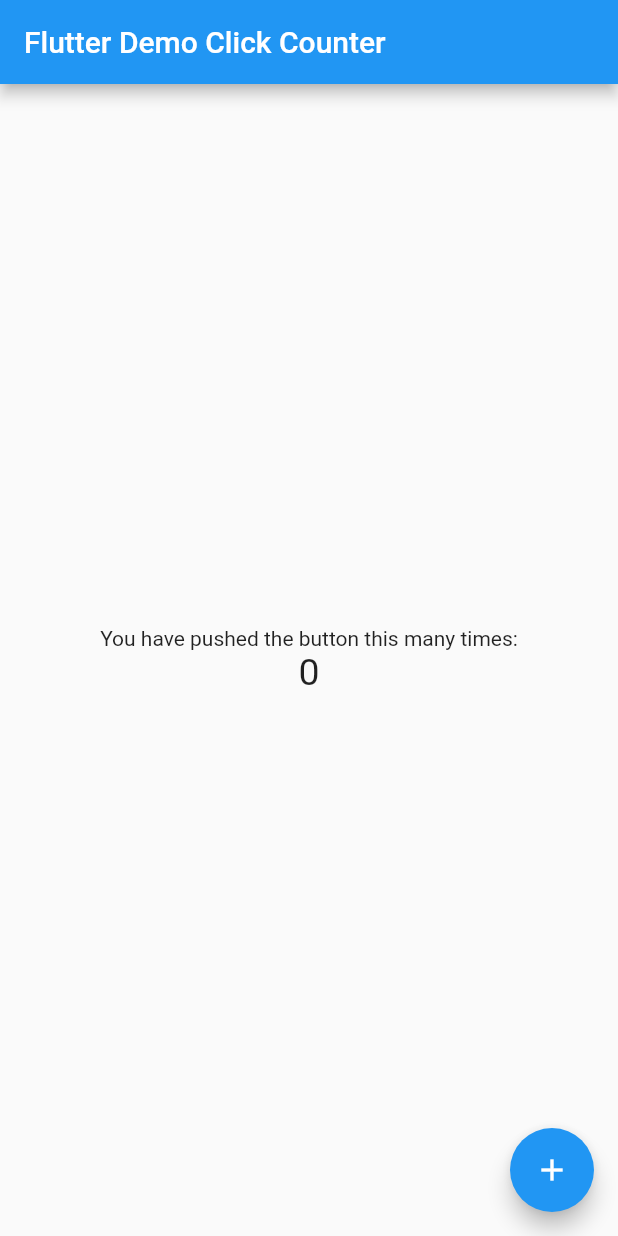
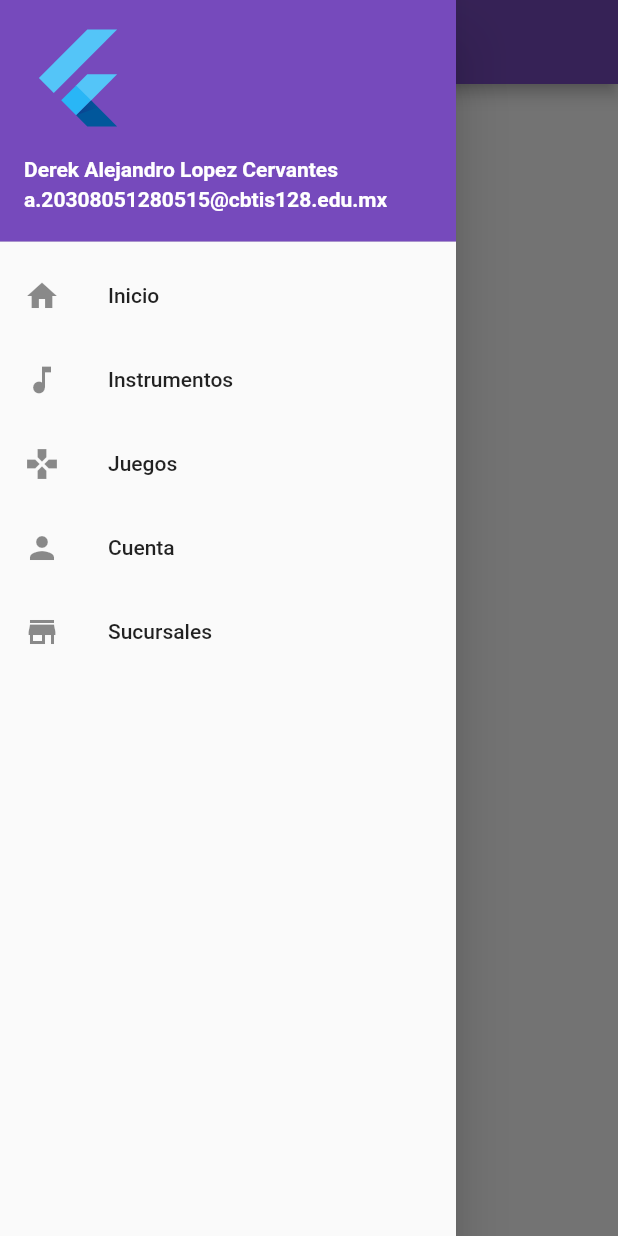
Before and after one commit to DerekAlejandroLopezCervantes/DrawerFlutlab, a Flutter app: the screen it shows after launch, with the side drawer open (before the commit the screen has no drawer), on a phone screen of 412 x 824 dp. Run offline on Flutter 3.47's test engine with Material 2 defaults, Android fonts, the phone set to English and light mode, and no system bars.

Commit message:
Update main.dart

```diff
--- a/lib/main.dart
+++ b/lib/main.dart
@@ -4,11 +4,12 @@ void main() => runApp(MyApp());
 
 class MyApp extends StatelessWidget {
   const MyApp({super.key});
-  static const String _title = 'Flutter Stateful Clicker Counter';
+  static const String _title = 'DrawerFlutter';
   // This widget is the root of your application.
   @override
   Widget build(BuildContext context) {
     return MaterialApp(
+      debugShowCheckedModeBanner: false,
       title: _title,
       theme: ThemeData(
         primarySwatch: Colors.blue,
@@ -20,71 +21,97 @@ class MyApp extends StatelessWidget {
 
 class MyHomePage extends StatefulWidget {
   const MyHomePage({super.key});
-  // This widget is the home page of your application. It is stateful, meaning
-  // that it has a State object (defined below) that contains fields that affect
-  // how it looks.
-  // This class is the configuration for the state.
+
   @override
   _MyHomePageState createState() => _MyHomePageState();
 }
 
 class _MyHomePageState extends State<MyHomePage> {
-  int _counter = 0;
-
-  void _incrementCounter() {
-    setState(() {
-      // This call to setState tells the Flutter framework that something has
-      // changed in this State, which causes it to rerun the build method below
-      // so that the display can reflect the updated values. If we changed
-      // _counter without calling setState(), then the build method would not be
-      // called again, and so nothing would appear to happen.
-      _counter++;
-    });
-  }
-
   @override
   Widget build(BuildContext context) {
-    // This method is rerun every time setState is called, for instance as done
-    // by the _incrementCounter method above.
-    //
-    // The Flutter framework has been optimized to make rerunning build methods
-    // fast, so that you can just rebuild anything that needs updating rather
-    // than having to individually change instances of widgets.
     return Scaffold(
       appBar: AppBar(
-        // Here we take the value from the MyHomePage object that was created by
-        // the App.build method, and use it to set our appbar title.
-        title: Text('Flutter Demo Click Counter'),
+        title: Text('Act 3 Drawer Lopez'),
+        backgroundColor: const Color(0xff764abc),
       ),
-      body: Center(
-        // Center is a layout widget. It takes a single child and positions it
-        // in the middle of the parent.
-        child: Column(
-          // Column is also a layout widget. It takes a list of children and
-          // arranges them vertically. By default, it sizes itself to fit its
-          // children horizontally, and tries to be as tall as its parent.
-          //
-          // Column has various properties to control how it sizes itself and
-          // how it positions its children. Here we use mainAxisAlignment to
-          // center the children vertically; the main axis here is the vertical
-          // axis because Columns are vertical (the cross axis would be
-          // horizontal).
-          mainAxisAlignment: MainAxisAlignment.center,
-          children: <Widget>[
-            Text(
-              'You have pushed the button this many times:',
+      drawer: Drawer(
+        child: ListView(
+          // Important: Remove any padding from the ListView.
+          padding: EdgeInsets.zero,
+          children: [
+            const UserAccountsDrawerHeader(
+              // <-- SEE HERE
+              decoration: BoxDecoration(color: const Color(0xff764abc)),
+              accountName: Text(
+                "Derek Alejandro Lopez Cervantes",
+                style: TextStyle(
+                  fontWeight: FontWeight.bold,
+                ),
+              ),
+              accountEmail: Text(
+                "a.20308051280515@cbtis128.edu.mx",
+                style: TextStyle(
+                  fontWeight: FontWeight.bold,
+                ),
+              ),
+              currentAccountPicture: FlutterLogo(),
             ),
-            Text(
-              '$_counter',
-              style: TextStyle(fontSize: 25),
+            ListTile(
+              leading: Icon(
+                Icons.home,
+              ),
+              title: const Text('Inicio'),
+              onTap: () {
+                Navigator.pop(context);
+              },
+            ),
+            ListTile(
+              leading: Icon(
+                Icons.music_note,
+              ),
+              title: const Text('Instrumentos'),
+              onTap: () {
+                Navigator.pop(context);
+              },
+            ),
+            ListTile(
+              leading: Icon(
+                Icons.games,
+              ),
+              title: const Text('Juegos'),
+              onTap: () {
+                Navigator.pop(context);
+              },
+            ),
+            ListTile(
+              leading: Icon(
+                Icons.person,
+              ),
+              title: const Text('Cuenta'),
+              onTap: () {
+                Navigator.pop(context);
+              },
+            ),
+            ListTile(
+              leading: Icon(
+                Icons.store,
+              ),
+              title: const Text('Sucursales'),
+              onTap: () {
+                Navigator.pop(context);
+              },
             ),
           ],
         ),
       ),
-      floatingActionButton: FloatingActionButton(
-        onPressed: _incrementCounter,
-        tooltip: 'Increment',
-        child: Icon(Icons.add),
+      body: Center(
+        child: Column(
+          children: [
+            SizedBox(
+              height: 50,
+            ),
+          ],
+        ),
       ),
     );
   }
```
